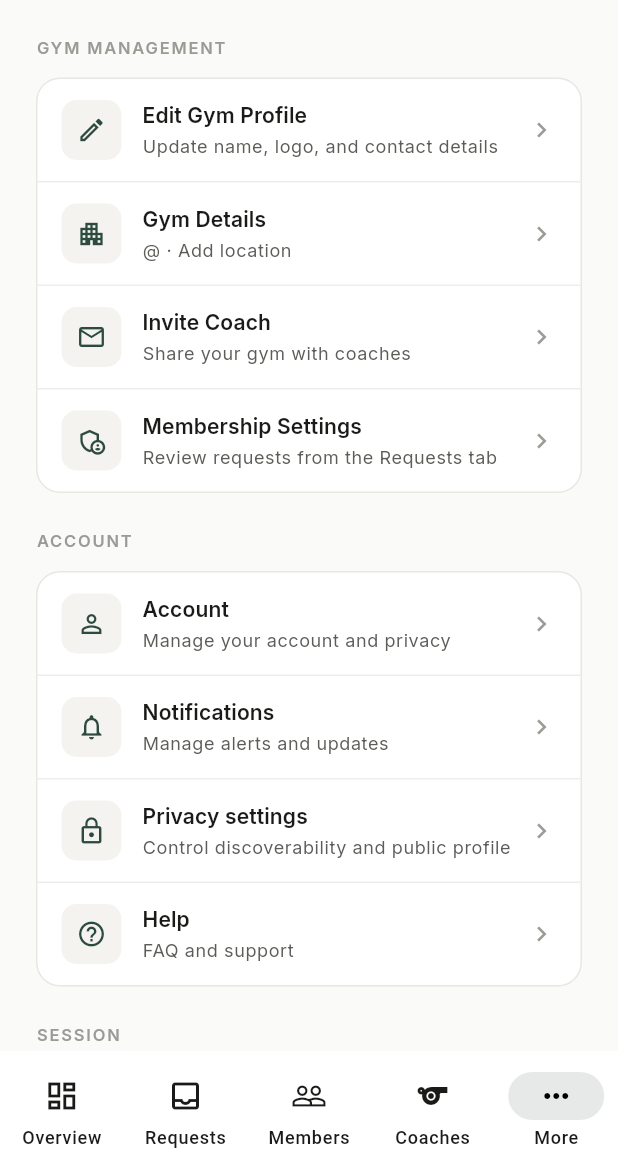
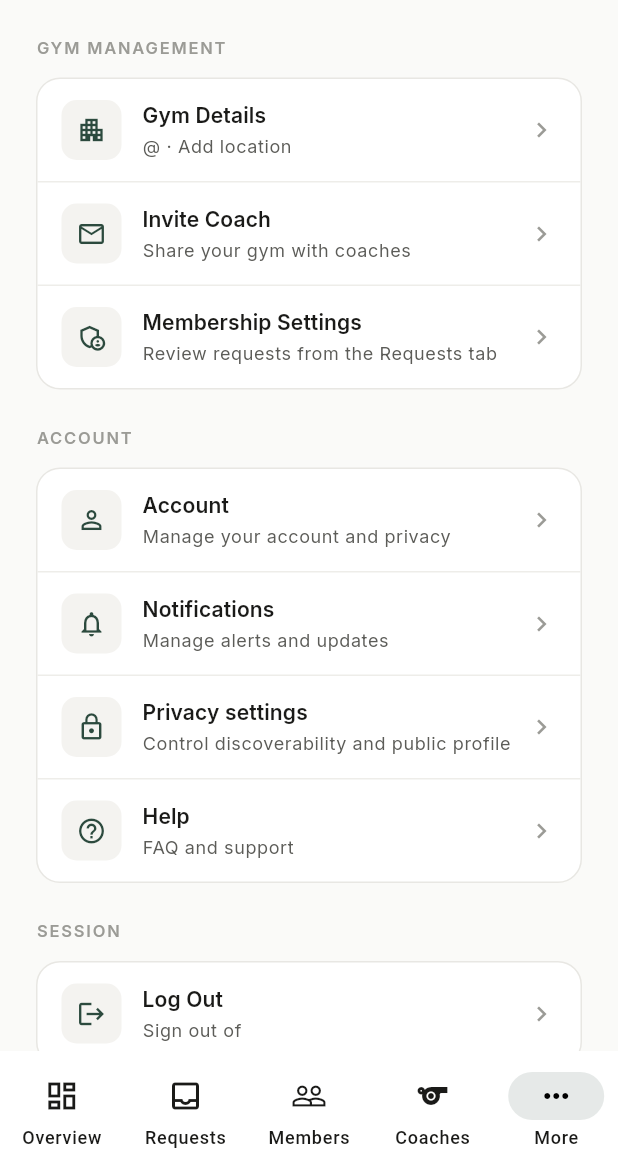
Before and after one commit to mariocriss/PROOF, a Flutter app: the GymManagerDashboardScreen screen opened directly with empty values, item 5 of the bottom bar chosen, on a phone screen of 412 x 824 dp, the part 65-1236 px from its top. Run offline on Flutter 3.47's test engine with Material 3 defaults, Android fonts, the phone set to English and light mode, and no system bars; our stand-ins replace cloud_firestore, firebase_auth, firebase_core, firebase_crashlytics, flutter_riverpod, go_router and 5 more; accounts and stored records are empty; network calls fail.

Commit message:
Sprint 11: small improvements

```diff
--- a/lib/features/gyms/presentation/gym_manager_dashboard.dart
+++ b/lib/features/gyms/presentation/gym_manager_dashboard.dart
@@ -738,12 +738,6 @@
             MoreMenuCard(
               children: [
                 MoreMenuRow(
-                  icon: Icons.edit_outlined,
-                  title: 'Edit Gym Profile',
-                  subtitle: 'Update name, logo, and contact details',
-                  onTap: onEditProfile,
-                ),
-                MoreMenuRow(
                   icon: Icons.apartment_outlined,
                   title: 'Gym Details',
                   subtitle: '@${data.gym.handle} · ${data.locationLabel.isEmpty ? 'Add location' : data.locationLabel}',
```
